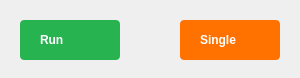
Before: the Qt Designer form gui/ui/run_single_widget.ui in analogdevicesinc/scopy, drawn with Qt 5.
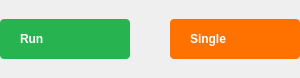
After: the same form once the commit is applied. Icons and pictures are not drawn.

```diff
--- a/gui/ui/run_single_widget.ui
+++ b/gui/ui/run_single_widget.ui
@@ -13,15 +13,24 @@
   <property name="windowTitle">
    <string>Form</string>
   </property>
+  <layout class="QHBoxLayout" name="horizontalLayout">
+   <property name="spacing">
+    <number>0</number>
+   </property>
+   <property name="leftMargin">
+    <number>0</number>
+   </property>
+   <property name="topMargin">
+    <number>0</number>
+   </property>
+   <property name="rightMargin">
+    <number>0</number>
+   </property>
+   <property name="bottomMargin">
+    <number>0</number>
+   </property>
+   <item>
   <widget class="QPushButton" name="btnRun">
-   <property name="geometry">
-    <rect>
-     <x>20</x>
-     <y>20</y>
-     <width>100</width>
-     <height>40</height>
-    </rect>
-   </property>
    <property name="layoutDirection">
     <enum>Qt::RightToLeft</enum>
    </property>
@@ -69,15 +78,25 @@
     <bool>false</bool>
    </property>
   </widget>
+   </item>
+   <item>
+    <spacer name="horizontalSpacer">
+     <property name="orientation">
+      <enum>Qt::Horizontal</enum>
+     </property>
+     <property name="sizeType">
+      <enum>QSizePolicy::Fixed</enum>
+     </property>
+     <property name="sizeHint" stdset="0">
+      <size>
+       <width>40</width>
+       <height>20</height>
+      </size>
+     </property>
+    </spacer>
+   </item>
+   <item>
   <widget class="QPushButton" name="btnSingle">
-   <property name="geometry">
-    <rect>
-     <x>180</x>
-     <y>20</y>
-     <width>100</width>
-     <height>40</height>
-    </rect>
-   </property>
    <property name="layoutDirection">
     <enum>Qt::RightToLeft</enum>
    </property>
@@ -122,6 +141,8 @@
     <bool>true</bool>
    </property>
   </widget>
+   </item>
+  </layout>
  </widget>
  <resources>
   <include location="../resources/resources.qrc"/>
```
Left out of the diff: 4 changed lines with no effect on the pictures. Lines whose indentation alone changed are shown as unchanged.
